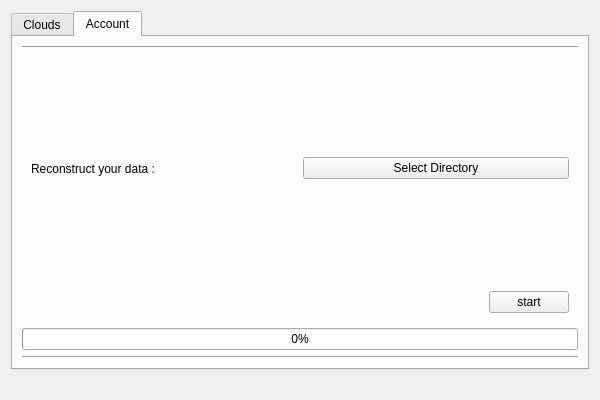
Old version of the form demerio_gui/ui/main_window.ui in the repository sabativi/demerio.
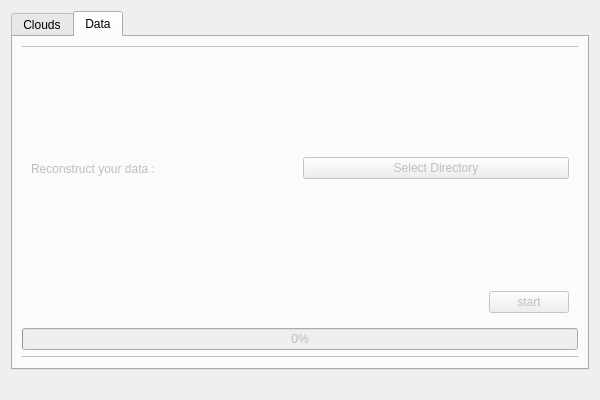
New version of the form. The open tabs and pages were chosen to show the change.

Commit message: Add interface to reconstruct data and make a fake call

What changed in the file:
```diff
--- a/demerio_gui/ui/main_window.ui
+++ b/demerio_gui/ui/main_window.ui
@@ -53,8 +53,11 @@
       </layout>
      </widget>
      <widget class="QWidget" name="account_tab">
+      <property name="enabled">
+       <bool>false</bool>
+      </property>
       <attribute name="title">
-       <string>Account</string>
+       <string>Data</string>
       </attribute>
       <layout class="QVBoxLayout" name="verticalLayout_3" stretch="10,0,1,0,0,0">
        <item>
@@ -100,7 +103,7 @@
           <item>
            <widget class="QPushButton" name="start_btn">
             <property name="enabled">
-             <bool>true</bool>
+             <bool>false</bool>
             </property>
             <property name="text">
              <string>start</string>
```
Left out of the diff: 2 changed lines with no effect on the pictures. The commit also changes 2 other files.
